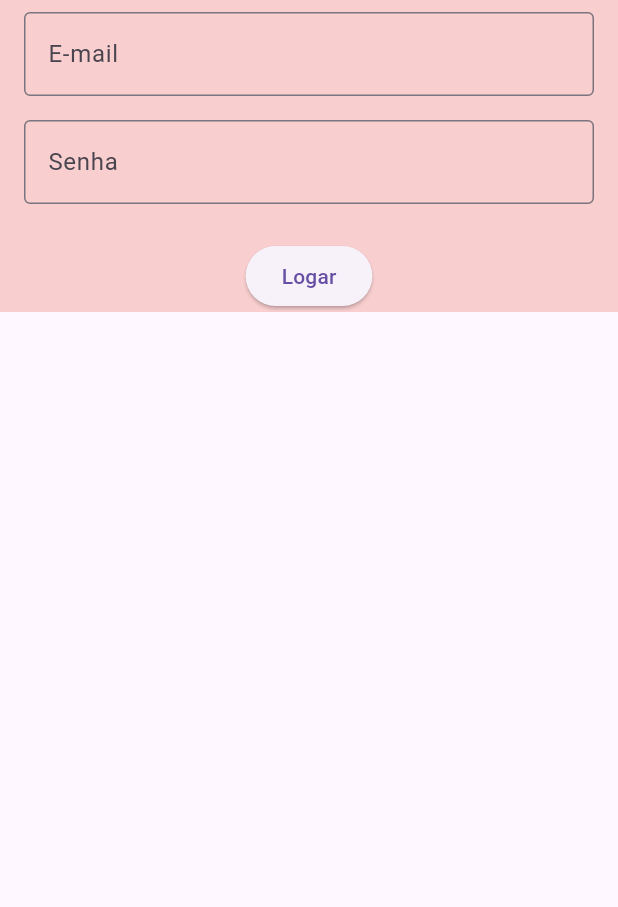
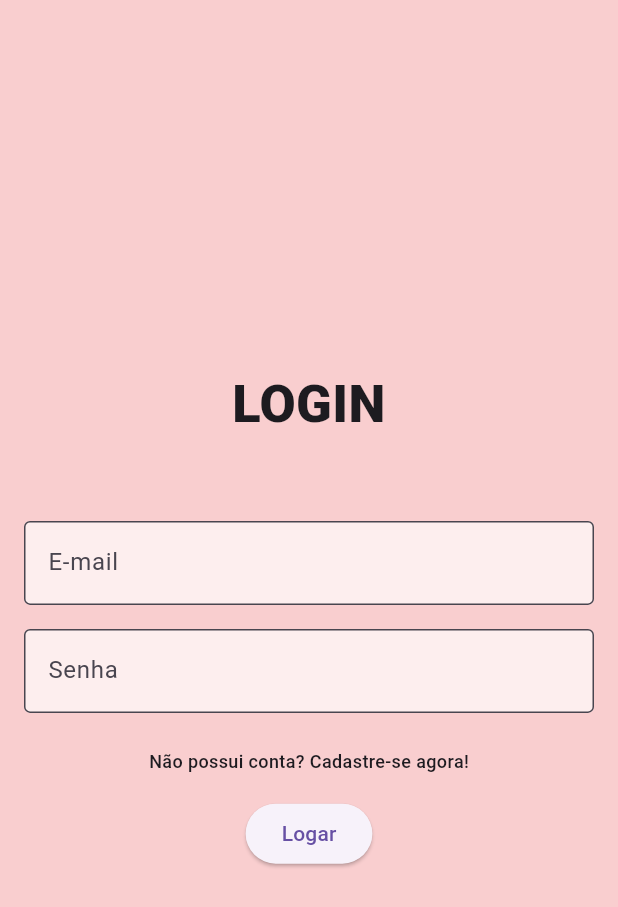
Before and after one commit to GabrielFreitas836/app-flutter, a Flutter app: the screen it shows after launch, on a phone screen of 412 x 824 dp. Shown: the top 907 px of the screen. Run offline on Flutter 3.47's test engine with Material 3 defaults, Android fonts, the phone set to English and light mode, and no system bars.

Commit message:
change: Atualizar os layouts das páginas de cadastro e login e estilização de campos
Refatorado as páginas `LoginPage` e `SignupPage` para utilizar layouts baseados em `Form` com `Column`

Adicionar títulos de página destacados (`'LOGIN'` e `'CADASTRO'`), ajustar os espaçamentos e incluir os campos de entrada e botões de ação esperados.

 Tornado a cor de fundo consistente (`ARGB 232,248,202,202`).

A `SignupPage` agora importa `MyElevatedButton` e `MyTextFormField` e passa a conter campos de nome de usuário, e-mail e senha, além de um botão de cadastro.

Atualizado o `MyTextFormField` para utilizar campos preenchidos (`filled inputs`) com uma cor de preenchimento branca semiopaca para melhor contraste.

```diff
--- a/app_flutter/lib/src/pages/login_page.dart
+++ b/app_flutter/lib/src/pages/login_page.dart
@@ -12,11 +12,21 @@ class LoginPage extends StatelessWidget {
         decoration: BoxDecoration(
           color: Color.fromARGB(232, 248, 202, 202),
         ),
-        child: SingleChildScrollView(
         child: Form(
           child: Column(
-              mainAxisAlignment: MainAxisAlignment.spaceAround,
+            mainAxisAlignment: MainAxisAlignment.center,
             children: [
+              Padding(
+                padding: const EdgeInsets.only(bottom: 45),
+                child: Text(
+                  'LOGIN',
+                  textAlign: TextAlign.center,
+                  style: TextStyle(
+                    fontSize: 35,
+                    fontWeight: FontWeight.w800
+                  ),
+                ),
+              ),
               MyTextFormFieldWidget(
                 horizontalPadding: 16,
                 verticalPadding: 8,
@@ -29,6 +39,14 @@ class LoginPage extends StatelessWidget {
                 isObscure: true,
               ),
               const SizedBox(height: 16),
+              Text(
+                'Não possui conta? Cadastre-se agora!',
+                style: TextStyle(
+                  fontSize: 12,
+                  fontWeight: FontWeight.w500
+                ),
+              ),
+              const SizedBox(height: 15.5),
               MyElevatedButton(
                 onPressed: (){},
                 buttonText: 'Logar'
@@ -37,7 +55,6 @@ class LoginPage extends StatelessWidget {
           )
         ),
       ),
-      ),
     );
   }
 }
--- a/app_flutter/lib/src/widgets/my_text_form_field.dart
+++ b/app_flutter/lib/src/widgets/my_text_form_field.dart
@@ -26,6 +26,8 @@ class MyTextFormFieldWidget extends StatelessWidget {
         obscureText: isObscure,
         decoration: InputDecoration(
           label: Text(inputData),
+          filled: true,
+          fillColor: const Color.fromARGB(167, 255, 255, 255),
           border: OutlineInputBorder()
         ),
       ),
```
Also changed, not shown: app_flutter/lib/src/pages/signup_page.dart (+42 -2 lines). Lines whose indentation alone changed are shown as unchanged.
